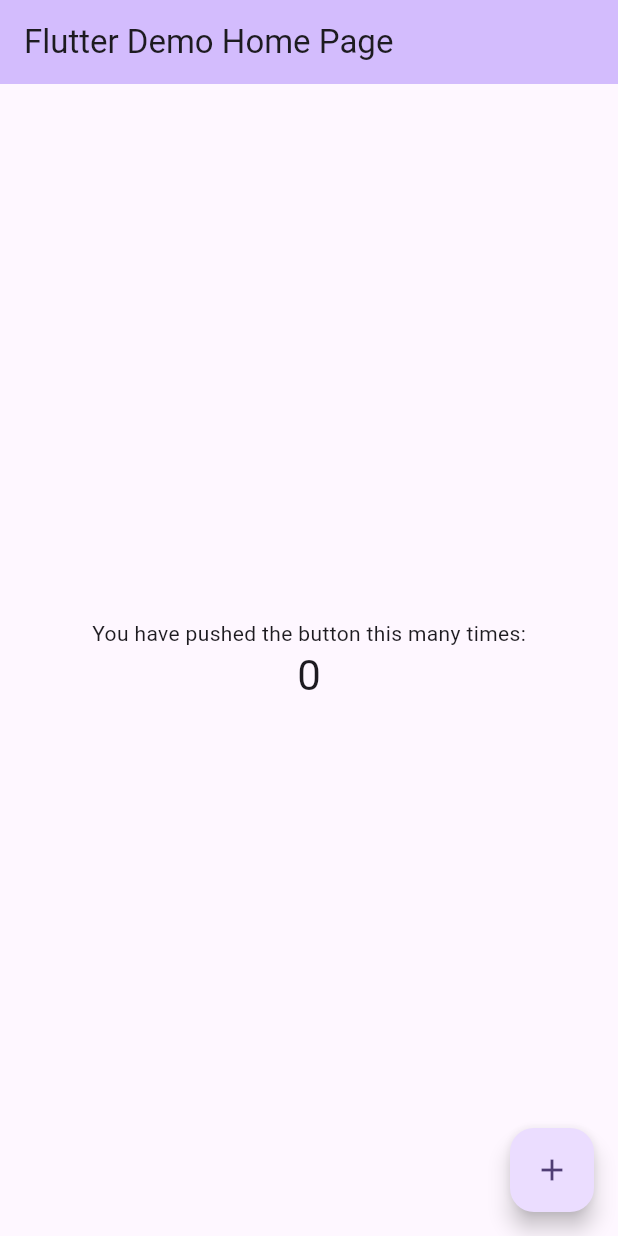
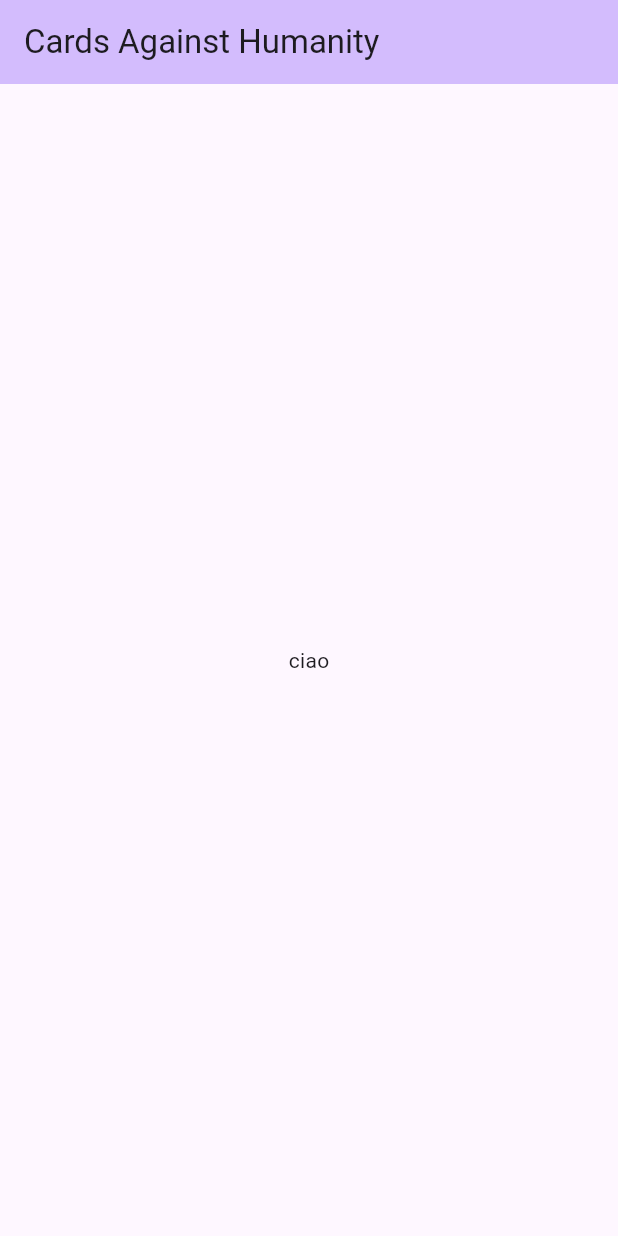
Before and after one commit to ErosM04/Cards-Against-Humanity, a Flutter app: the screen it shows after launch, on a phone screen of 412 x 824 dp. Run offline on Flutter 3.47's test engine with Material 2 defaults, Android fonts, the light colour scheme and no system bars.

Commit message:
added main and theme

```diff
--- a/lib/main.dart
+++ b/lib/main.dart
@@ -1,125 +1,43 @@
 import 'package:flutter/material.dart';
 
 void main() {
-  runApp(const MyApp());
+  runApp(const CardsAgainstHumanity());
 }
 
-class MyApp extends StatelessWidget {
-  const MyApp({super.key});
+class CardsAgainstHumanity extends StatelessWidget {
+  const CardsAgainstHumanity({super.key});
 
-  // This widget is the root of your application.
   @override
   Widget build(BuildContext context) {
     return MaterialApp(
-      title: 'Flutter Demo',
+      title: 'Cards Against Humanity',
       theme: ThemeData(
-        // This is the theme of your application.
-        //
-        // TRY THIS: Try running your application with "flutter run". You'll see
-        // the application has a blue toolbar. Then, without quitting the app,
-        // try changing the seedColor in the colorScheme below to Colors.green
-        // and then invoke "hot reload" (save your changes or press the "hot
-        // reload" button in a Flutter-supported IDE, or press "r" if you used
-        // the command line to start the app).
-        //
-        // Notice that the counter didn't reset back to zero; the application
-        // state is not lost during the reload. To reset the state, use hot
-        // restart instead.
-        //
-        // This works for code too, not just values: Most code changes can be
-        // tested with just a hot reload.
         colorScheme: ColorScheme.fromSeed(seedColor: Colors.deepPurple),
         useMaterial3: true,
       ),
-      home: const MyHomePage(title: 'Flutter Demo Home Page'),
+      home: const StartPage(title: 'Cards Against Humanity'),
     );
   }
 }
 
-class MyHomePage extends StatefulWidget {
-  const MyHomePage({super.key, required this.title});
-
-  // This widget is the home page of your application. It is stateful, meaning
-  // that it has a State object (defined below) that contains fields that affect
-  // how it looks.
-
-  // This class is the configuration for the state. It holds the values (in this
-  // case the title) provided by the parent (in this case the App widget) and
-  // used by the build method of the State. Fields in a Widget subclass are
-  // always marked "final".
+class StartPage extends StatefulWidget {
+  const StartPage({super.key, required this.title});
 
   final String title;
 
   @override
-  State<MyHomePage> createState() => _MyHomePageState();
+  State<StartPage> createState() => _StartPageState();
 }
 
-class _MyHomePageState extends State<MyHomePage> {
-  int _counter = 0;
-
-  void _incrementCounter() {
-    setState(() {
-      // This call to setState tells the Flutter framework that something has
-      // changed in this State, which causes it to rerun the build method below
-      // so that the display can reflect the updated values. If we changed
-      // _counter without calling setState(), then the build method would not be
-      // called again, and so nothing would appear to happen.
-      _counter++;
-    });
-  }
-
+class _StartPageState extends State<StartPage> {
   @override
-  Widget build(BuildContext context) {
-    // This method is rerun every time setState is called, for instance as done
-    // by the _incrementCounter method above.
-    //
-    // The Flutter framework has been optimized to make rerunning build methods
-    // fast, so that you can just rebuild anything that needs updating rather
-    // than having to individually change instances of widgets.
-    return Scaffold(
+  Widget build(BuildContext context) => Scaffold(
         appBar: AppBar(
-        // TRY THIS: Try changing the color here to a specific color (to
-        // Colors.amber, perhaps?) and trigger a hot reload to see the AppBar
-        // change color while the other colors stay the same.
           backgroundColor: Theme.of(context).colorScheme.inversePrimary,
-        // Here we take the value from the MyHomePage object that was created by
-        // the App.build method, and use it to set our appbar title.
           title: Text(widget.title),
         ),
         body: Center(
-        // Center is a layout widget. It takes a single child and positions it
-        // in the middle of the parent.
-        child: Column(
-          // Column is also a layout widget. It takes a list of children and
-          // arranges them vertically. By default, it sizes itself to fit its
-          // children horizontally, and tries to be as tall as its parent.
-          //
-          // Column has various properties to control how it sizes itself and
-          // how it positions its children. Here we use mainAxisAlignment to
-          // center the children vertically; the main axis here is the vertical
-          // axis because Columns are vertical (the cross axis would be
-          // horizontal).
-          //
-          // TRY THIS: Invoke "debug painting" (choose the "Toggle Debug Paint"
-          // action in the IDE, or press "p" in the console), to see the
-          // wireframe for each widget.
-          mainAxisAlignment: MainAxisAlignment.center,
-          children: <Widget>[
-            const Text(
-              'You have pushed the button this many times:',
+          child: Text('ciao'),
         ),
-            Text(
-              '$_counter',
-              style: Theme.of(context).textTheme.headlineMedium,
-            ),
-          ],
-        ),
-      ),
-      floatingActionButton: FloatingActionButton(
-        onPressed: _incrementCounter,
-        tooltip: 'Increment',
-        child: const Icon(Icons.add),
-      ), // This trailing comma makes auto-formatting nicer for build methods.
       );
 }
-}
```
Also changed, not shown: lib/theme.dart (added, +14 -0 lines), 2 other files. Lines whose indentation alone changed are shown as unchanged.
